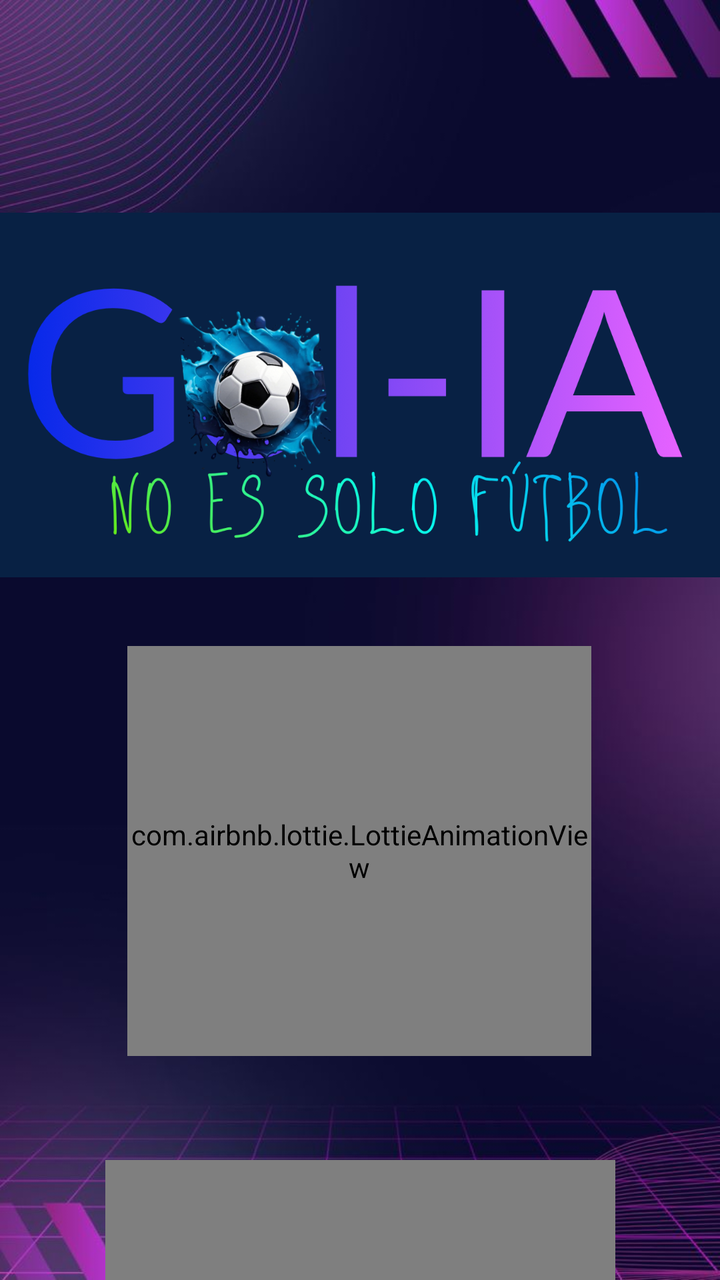
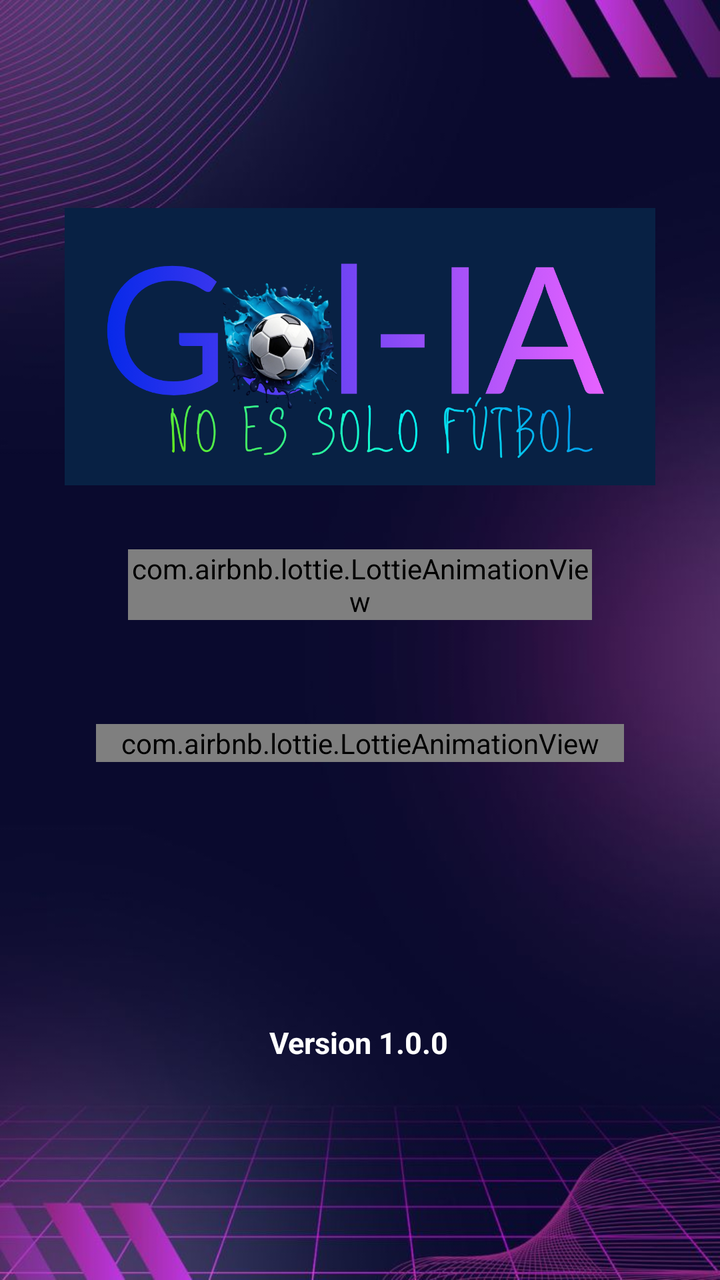

Screens rendered from an Android XML layout before and after an edit, with the pre-edit source and the edit as a unified diff.
<!-- AndroidManifest.xml: application theme Theme.GolIA -->
<!-- res/layout/activity_splash.xml -->
<?xml version="1.0" encoding="utf-8"?>
<androidx.constraintlayout.widget.ConstraintLayout xmlns:android="http://schemas.android.com/apk/res/android"
    xmlns:app="http://schemas.android.com/apk/res-auto"
    xmlns:tools="http://schemas.android.com/tools"
    android:id="@+id/main"
    android:layout_width="match_parent"
    android:layout_height="match_parent"
    android:background="@drawable/purple_backgraund"
    tools:context=".SplashActivity">

    <ImageView
        android:id="@+id/imageView"
        android:layout_width="389dp"
        android:layout_height="187dp"
        android:layout_marginTop="104dp"
        app:layout_constraintEnd_toEndOf="parent"
        app:layout_constraintStart_toStartOf="parent"
        app:layout_constraintTop_toTopOf="parent"
        app:srcCompat="@drawable/logo" />

    <com.airbnb.lottie.LottieAnimationView
        android:id="@+id/lottieLoanding"
        android:layout_width="255dp"
        android:layout_height="162dp"
        android:layout_marginTop="52dp"
        app:layout_constraintEnd_toEndOf="parent"
        app:layout_constraintStart_toStartOf="parent"
        app:layout_constraintTop_toBottomOf="@+id/lottieAnimationView"
        app:lottie_autoPlay="true"
        app:lottie_fileName="lotti_splash.json"
        app:lottie_imageAssetsFolder="assets"
        app:lottie_loop="true" />

    <com.airbnb.lottie.LottieAnimationView
        android:id="@+id/lottieAnimationView"
        android:layout_width="232dp"
        android:layout_height="205dp"
        android:layout_marginTop="32dp"
        app:layout_constraintEnd_toEndOf="parent"
        app:layout_constraintHorizontal_bias="0.497"
        app:layout_constraintStart_toStartOf="parent"
        app:layout_constraintTop_toBottomOf="@+id/imageView"
        app:lottie_autoPlay="true"
        app:lottie_fileName="loading.json"
        app:lottie_imageAssetsFolder="assets"
        app:lottie_loop="true" />

    <TextView
        android:id="@+id/textView"
        android:layout_width="wrap_content"
        android:layout_height="wrap_content"
        android:layout_marginBottom="68dp"
        android:text="@string/versin"
        android:textColor="@color/white"
        android:textSize="15dp"
        android:textStyle="bold"
        app:layout_constraintBottom_toBottomOf="parent"
        app:layout_constraintEnd_toEndOf="parent"
        app:layout_constraintHorizontal_bias="0.498"
        app:layout_constraintStart_toStartOf="parent"
        app:layout_constraintTop_toBottomOf="@+id/lottieLoanding"
        app:layout_constraintVertical_bias="0.761" />

</androidx.constraintlayout.widget.ConstraintLayout>
<!-- resources referenced by this layout -->
<resources>
  <color name="white">#FFFFFFFF</color>
  <!-- drawable logo: png bitmap (drawable, 285187 bytes) -->
  <!-- drawable purple_backgraund: jpeg bitmap (drawable, 45681 bytes) -->
  <string name="versin">Version 1.0.0</string>
  <style name="Theme.GolIA" parent="Base.Theme.GolIA" />
  <style name="Base.Theme.GolIA" parent="Theme.Material3.DayNight.NoActionBar">
          
          
          colo
      </style>
</resources>

<!-- the commit's change to res/layout/activity_splash.xml (unified diff, before → after) -->
@@ -10,8 +10,11 @@
 
     <ImageView
         android:id="@+id/imageView"
-        android:layout_width="389dp"
-        android:layout_height="187dp"
+        android:layout_width="0dp"
+        android:layout_height="wrap_content"
+        android:layout_marginStart="32dp"
+        android:layout_marginEnd="32dp"
+        android:adjustViewBounds="true"
         android:layout_marginTop="104dp"
         app:layout_constraintEnd_toEndOf="parent"
         app:layout_constraintStart_toStartOf="parent"
@@ -20,8 +23,12 @@
 
     <com.airbnb.lottie.LottieAnimationView
         android:id="@+id/lottieLoanding"
-        android:layout_width="255dp"
-        android:layout_height="162dp"
+        android:layout_width="0dp"
+        android:layout_height="wrap_content"
+        android:layout_marginStart="48dp"
+        android:layout_marginEnd="48dp"
+        app:layout_constraintWidth_max="320dp"
+        android:adjustViewBounds="true"
         android:layout_marginTop="52dp"
         app:layout_constraintEnd_toEndOf="parent"
         app:layout_constraintStart_toStartOf="parent"
@@ -33,8 +40,12 @@
 
     <com.airbnb.lottie.LottieAnimationView
         android:id="@+id/lottieAnimationView"
-        android:layout_width="232dp"
-        android:layout_height="205dp"
+        android:layout_width="0dp"
+        android:layout_height="wrap_content"
+        android:layout_marginStart="64dp"
+        android:layout_marginEnd="64dp"
+        app:layout_constraintWidth_max="280dp"
+        android:adjustViewBounds="true"
         android:layout_marginTop="32dp"
         app:layout_constraintEnd_toEndOf="parent"
         app:layout_constraintHorizontal_bias="0.497"
@@ -52,7 +63,7 @@
         android:layout_marginBottom="68dp"
         android:text="@string/versin"
         android:textColor="@color/white"
-        android:textSize="15dp"
+        android:textSize="15sp"
         android:textStyle="bold"
         app:layout_constraintBottom_toBottomOf="parent"
         app:layout_constraintEnd_toEndOf="parent"
